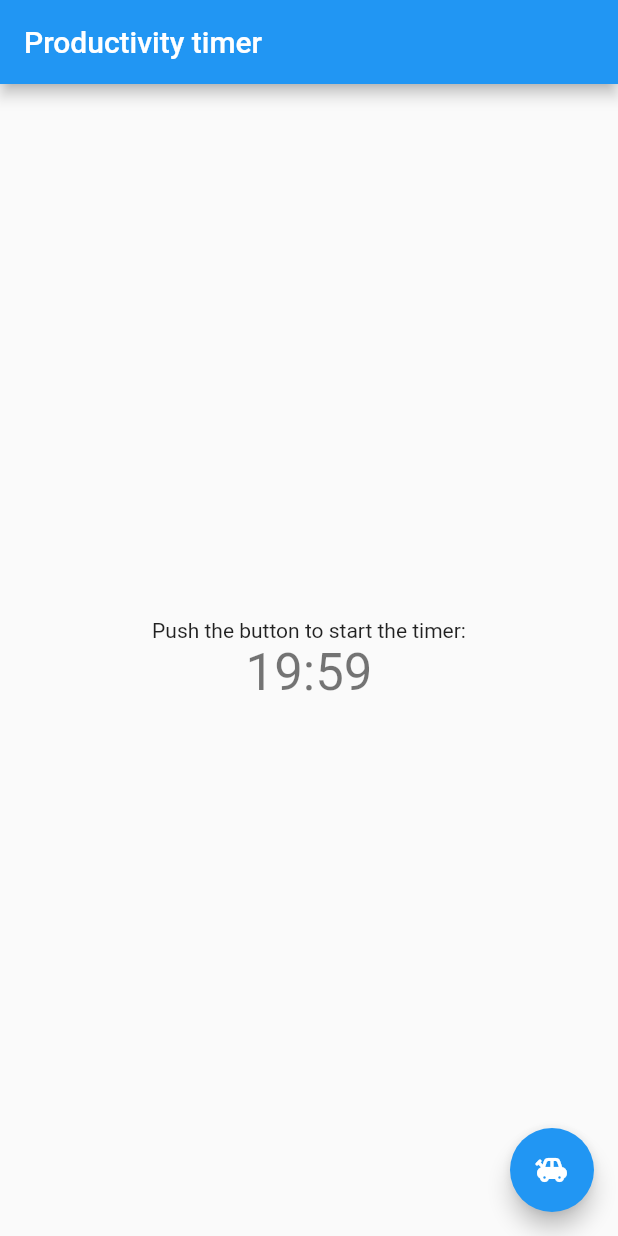
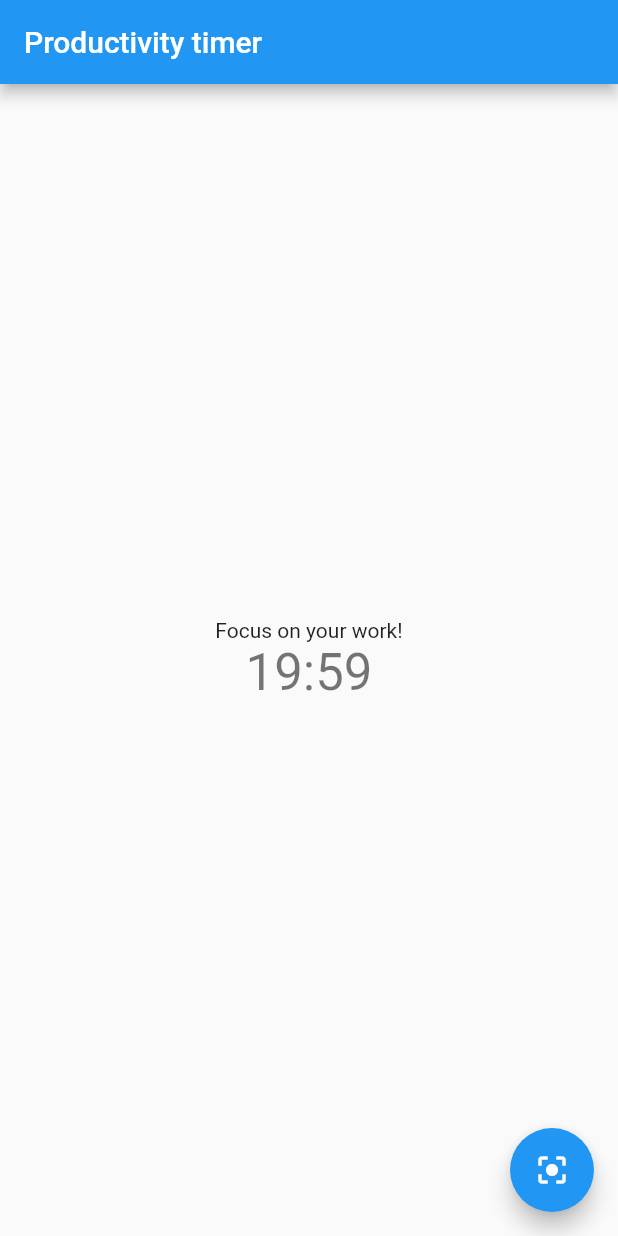
Before and after one commit to lsmithmier/fluttermaster, a Flutter app: the screen it shows after launch, after a tap on the "timer" icon, on a phone screen of 412 x 824 dp. Run offline on Flutter 3.47's test engine with Material 2 defaults, Android fonts, the phone set to English and light mode, and no system bars; missing offline and left inert: ringtone.

Commit message:
Change the message to be inspiring and start prepping for break time

```diff
--- a/lib/main.dart
+++ b/lib/main.dart
@@ -48,17 +48,24 @@ class MyHomePage extends StatefulWidget {
 
 class _MyHomePageState extends State<MyHomePage> {
   Timer _timer;
-  int _start = 20 * 60;
-  String _startMinutes = '';
-  String _startSeconds = '';
+  String _initialMessage = 'Push the button to start the timer:';
+  String _displayMessage = 'Push the button to start the timer:';
+  int _focus = 20 * 60;
+  String _focusMessage = 'Focus on your work!';
+  int _dance = 5 * 60;
+  String _danceMessage = 'Wave your hands like you just don''t care!';
+  int _timerCountdown = 0;
+  String _displayMinutes = '';
+  String _displaySeconds = '';
   bool _started = false;
   Icon _icon = Icon(Icons.timer);
 
   void _startTimer() {
-    _icon = Icon(Icons.toys);
+    _icon = Icon(Icons.center_focus_strong);
+    _timerCountdown = _focus;
+    _displayMessage = _focusMessage;
     if(_started){
       _timer.cancel();
-      _start = 20 * 60;
       Ringtone.stop();
     } else {
       _started = true;
@@ -68,13 +75,13 @@ class _MyHomePageState extends State<MyHomePage> {
       oneSec,
       (Timer timer) => setState(
         () {
-          if (_start < 1) {
+          if (_timerCountdown < 1) {
             timer.cancel();
             Ringtone.play();
           } else {
-            _start = _start - 1;
-            _startMinutes = ((_start*1.0)/60).floor().toString().padLeft(2,'0');
-            _startSeconds = (_start%60).toString().padLeft(2,'0');
+            _timerCountdown = _timerCountdown - 1;
+            _displayMinutes = ((_timerCountdown*1.0)/60).floor().toString().padLeft(2,'0');
+            _displaySeconds = (_timerCountdown%60).toString().padLeft(2,'0');
           }
         },
       ),
@@ -123,10 +130,10 @@ class _MyHomePageState extends State<MyHomePage> {
           mainAxisAlignment: MainAxisAlignment.center,
           children: <Widget>[
             Text(
-              'Push the button to start the timer:',
+              _displayMessage,
             ),
             Text(
-              '$_startMinutes:$_startSeconds',
+              '$_displayMinutes:$_displaySeconds',
               style: Theme.of(context).textTheme.display1,
             ),
           ],
```
